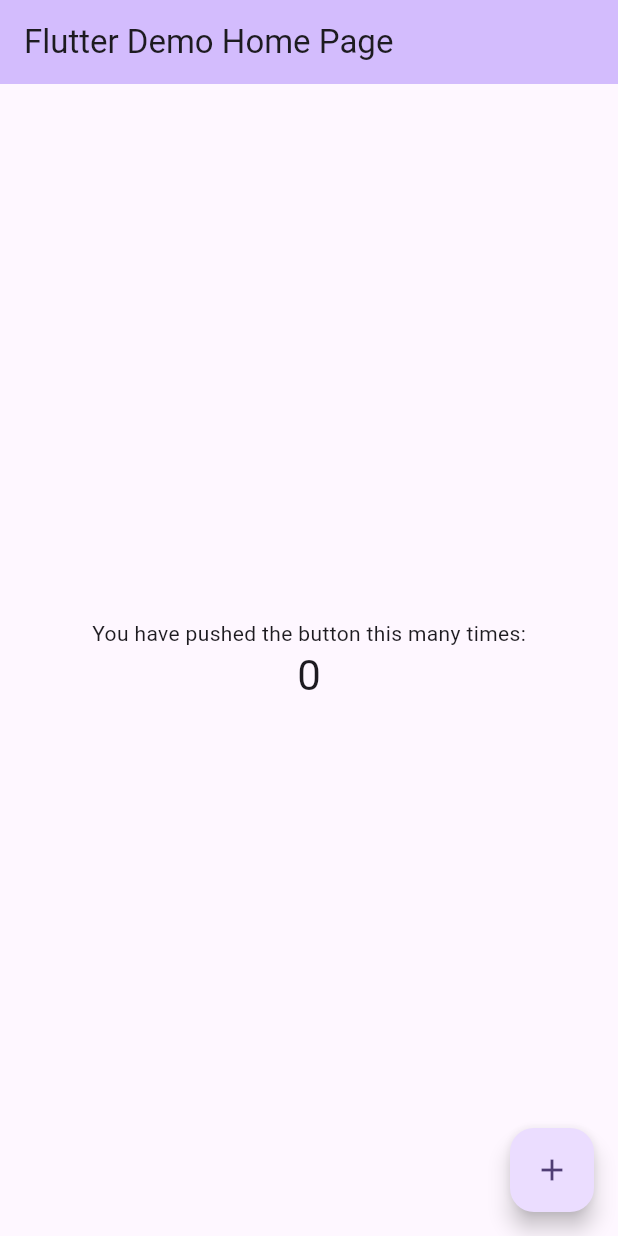
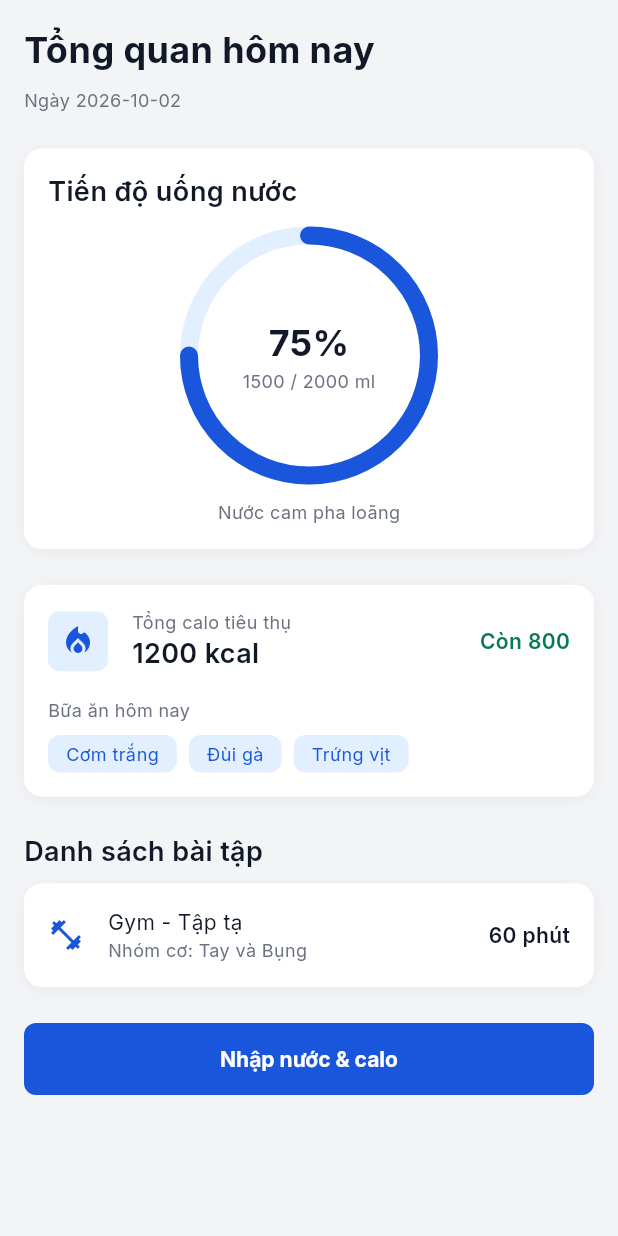
Before and after one commit to tduduo1026/DOAN_MOBILE, a Flutter app: the screen it shows after launch, on a phone screen of 412 x 824 dp. Run offline on Flutter 3.47's test engine with Material 3 defaults, Android fonts, the phone set to English and light mode, and no system bars; our stand-ins replace google_fonts.

Commit message:
feat: add app_style, home_screen, water_calorie_form UI

```diff
--- /dev/null
+++ b/Frontend_Flutter/lib/constants/app_style.dart
@@ -0,0 +1,118 @@
+import 'package:flutter/material.dart';
+import 'package:google_fonts/google_fonts.dart';
+
+/// Bảng màu chủ đạo — KHÔNG hardcode màu ở file màn hình, chỉ dùng AppColors.
+class AppColors {
+  static const Color primary = Color(0xFF1A56DB);
+  static const Color primaryLight = Color(0xFFE1EFFE);
+  static const Color background = Color(0xFFF3F4F6);
+  static const Color surface = Color(0xFFFFFFFF);
+  static const Color onPrimary = Color(0xFFFFFFFF);
+  static const Color textPrimary = Color(0xFF111827);
+  static const Color textSecondary = Color(0xFF6B7280);
+  static const Color error = Color(0xFFE02424);
+  static const Color success = Color(0xFF057A55);
+  static const Color border = Color(0xFFD1D5DB);
+}
+
+/// Hệ thống lưới bội số của 8.
+class AppSpacing {
+  static const double screen = 16; // lề trái/phải màn hình
+  static const double section = 24; // giữa các khối lớn
+  static const double small = 8; // giữa các thành phần nhỏ
+}
+
+class AppRadius {
+  static const double button = 8;
+  static const double card = 12;
+}
+
+class AppSize {
+  static const double buttonHeight = 48;
+  static const double fieldHeight = 48;
+}
+
+/// Typography (Inter - Google Fonts).
+class AppText {
+  static TextStyle get h1 => GoogleFonts.inter(
+      fontSize: 24, fontWeight: FontWeight.w700, color: AppColors.textPrimary);
+  static TextStyle get h2 => GoogleFonts.inter(
+      fontSize: 18, fontWeight: FontWeight.w600, color: AppColors.textPrimary);
+  static TextStyle get body => GoogleFonts.inter(
+      fontSize: 14, fontWeight: FontWeight.w400, color: AppColors.textPrimary);
+  static TextStyle get caption => GoogleFonts.inter(
+      fontSize: 12,
+      fontWeight: FontWeight.w400,
+      color: AppColors.textSecondary);
+  static TextStyle get button => GoogleFonts.inter(
+      fontSize: 14, fontWeight: FontWeight.w700, color: AppColors.onPrimary);
+}
+
+/// Thành phần dùng chung.
+class AppStyle {
+  /// Nút chính: cao 48, nền primary, chữ trắng đậm, bo 8, không đổ bóng.
+  static ButtonStyle get primaryButton => ElevatedButton.styleFrom(
+        backgroundColor: AppColors.primary,
+        foregroundColor: AppColors.onPrimary,
+        minimumSize: const Size.fromHeight(AppSize.buttonHeight),
+        elevation: 0,
+        textStyle: AppText.button,
+        shape: RoundedRectangleBorder(
+          borderRadius: BorderRadius.circular(AppRadius.button),
+        ),
+      );
+
+  /// Thẻ nội dung: nền trắng, bo 12, đổ bóng cực nhẹ.
+  static BoxDecoration get card => BoxDecoration(
+        color: AppColors.surface,
+        borderRadius: BorderRadius.circular(AppRadius.card),
+        boxShadow: [
+          BoxShadow(
+            color: AppColors.textPrimary.withValues(alpha: 0.05),
+            blurRadius: 8,
+            offset: const Offset(0, 2),
+          ),
+        ],
+      );
+
+  static OutlineInputBorder _border(Color color) => OutlineInputBorder(
+        borderRadius: BorderRadius.circular(AppRadius.button),
+        borderSide: BorderSide(color: color),
+      );
+
+  /// Ô nhập liệu: viền xám nhạt, focus chuyển primary, lỗi màu đỏ.
+  static InputDecoration inputDecoration({String? hint, String? suffix}) =>
+      InputDecoration(
+        hintText: hint,
+        hintStyle: AppText.body.copyWith(color: AppColors.textSecondary),
+        suffixText: suffix,
+        filled: true,
+        fillColor: AppColors.surface,
+        contentPadding: const EdgeInsets.symmetric(
+            horizontal: AppSpacing.screen, vertical: 0),
+        constraints: const BoxConstraints(minHeight: AppSize.fieldHeight),
+        enabledBorder: _border(AppColors.border),
+        focusedBorder: _border(AppColors.primary),
+        errorBorder: _border(AppColors.error),
+        focusedErrorBorder: _border(AppColors.error),
+        errorStyle: AppText.caption.copyWith(color: AppColors.error),
+      );
+
+  /// Theme toàn app — dùng trong MaterialApp(theme: AppStyle.theme).
+  static ThemeData get theme => ThemeData(
+        scaffoldBackgroundColor: AppColors.background,
+        colorScheme: ColorScheme.fromSeed(
+          seedColor: AppColors.primary,
+          primary: AppColors.primary,
+          surface: AppColors.surface,
+          error: AppColors.error,
+        ),
+        appBarTheme: AppBarTheme(
+          backgroundColor: AppColors.background,
+          foregroundColor: AppColors.textPrimary,
+          elevation: 0,
+          titleTextStyle: AppText.h2,
+        ),
+        textTheme: GoogleFonts.interTextTheme(),
+      );
+}
--- a/Frontend_Flutter/lib/main.dart
+++ b/Frontend_Flutter/lib/main.dart
@@ -1,4 +1,6 @@
 import 'package:flutter/material.dart';
+import 'constants/app_style.dart';
+import 'screens/home_screen.dart';
 
 void main() {
   runApp(const MyApp());
@@ -7,116 +9,13 @@ void main() {
 class MyApp extends StatelessWidget {
   const MyApp({super.key});
 
-  // This widget is the root of your application.
   @override
   Widget build(BuildContext context) {
     return MaterialApp(
-      title: 'Flutter Demo',
-      theme: ThemeData(
-        // This is the theme of your application.
-        //
-        // TRY THIS: Try running your application with "flutter run". You'll see
-        // the application has a purple toolbar. Then, without quitting the app,
-        // try changing the seedColor in the colorScheme below to Colors.green
-        // and then invoke "hot reload" (save your changes or press the "hot
-        // reload" button in a Flutter-supported IDE, or press "r" if you used
-        // the command line to start the app).
-        //
-        // Notice that the counter didn't reset back to zero; the application
-        // state is not lost during the reload. To reset the state, use hot
-        // restart instead.
-        //
-        // This works for code too, not just values: Most code changes can be
-        // tested with just a hot reload.
-        colorScheme: .fromSeed(seedColor: Colors.deepPurple),
-      ),
-      home: const MyHomePage(title: 'Flutter Demo Home Page'),
+      title: 'Quản lý sức khỏe',
+      debugShowCheckedModeBanner: false,
+      theme: AppStyle.theme,
+      home: const HomeScreen(),
     );
   }
 }
-
-class MyHomePage extends StatefulWidget {
-  const MyHomePage({super.key, required this.title});
-
-  // This widget is the home page of your application. It is stateful, meaning
-  // that it has a State object (defined below) that contains fields that affect
-  // how it looks.
-
-  // This class is the configuration for the state. It holds the values (in this
-  // case the title) provided by the parent (in this case the App widget) and
-  // used by the build method of the State. Fields in a Widget subclass are
-  // always marked "final".
-
-  final String title;
-
-  @override
-  State<MyHomePage> createState() => _MyHomePageState();
-}
-
-class _MyHomePageState extends State<MyHomePage> {
-  int _counter = 0;
-
-  void _incrementCounter() {
-    setState(() {
-      // This call to setState tells the Flutter framework that something has
-      // changed in this State, which causes it to rerun the build method below
-      // so that the display can reflect the updated values. If we changed
-      // _counter without calling setState(), then the build method would not be
-      // called again, and so nothing would appear to happen.
-      _counter++;
-    });
-  }
-
-  @override
-  Widget build(BuildContext context) {
-    // This method is rerun every time setState is called, for instance as done
-    // by the _incrementCounter method above.
-    //
-    // The Flutter framework has been optimized to make rerunning build methods
-    // fast, so that you can just rebuild anything that needs updating rather
-    // than having to individually change instances of widgets.
-    return Scaffold(
-      appBar: AppBar(
-        // TRY THIS: Try changing the color here to a specific color (to
-        // Colors.amber, perhaps?) and trigger a hot reload to see the AppBar
-        // change color while the other colors stay the same.
-        backgroundColor: Theme.of(context).colorScheme.inversePrimary,
-        // Here we take the value from the MyHomePage object that was created by
-        // the App.build method, and use it to set our appbar title.
-        title: Text(widget.title),
-      ),
-      body: Center(
-        // Center is a layout widget. It takes a single child and positions it
-        // in the middle of the parent.
-        child: Column(
-          // Column is also a layout widget. It takes a list of children and
-          // arranges them vertically. By default, it sizes itself to fit its
-          // children horizontally, and tries to be as tall as its parent.
-          //
-          // Column has various properties to control how it sizes itself and
-          // how it positions its children. Here we use mainAxisAlignment to
-          // center the children vertically; the main axis here is the vertical
-          // axis because Columns are vertical (the cross axis would be
-          // horizontal).
-          //
-          // TRY THIS: Invoke "debug painting" (choose the "Toggle Debug Paint"
-          // action in the IDE, or press "p" in the console), to see the
-          // wireframe for each widget.
-          mainAxisAlignment: .center,
-          children: [
-            const Text('You have pushed the button this many times:'),
-            Text(
-              '$_counter',
-              style: Theme.of(context).textTheme.headlineMedium,
-            ),
-          ],
-        ),
-      ),
-      floatingActionButton: FloatingActionButton(
-        onPressed: _incrementCounter,
-        tooltip: 'Increment',
-        child: const Icon(Icons.add),
-      ),
-    );
-  }
-}
--- /dev/null
+++ b/Frontend_Flutter/lib/screens/home_screen.dart
@@ -0,0 +1,233 @@
+import 'package:flutter/material.dart';
+import '../constants/app_style.dart';
+import 'water_calorie_form.dart';
+
+/// JSON mẫu của nhóm (data_cddd.js) — bắt buộc giữ nguyên cấu trúc key.
+const Map<String, dynamic> kDailyJson = {
+  "recordDate": "2026-10-02",
+  "waterIntakeMl": 1500,
+  "drinksInfo": "Nước cam pha loãng",
+  "nutrition": {
+    "consumedCalories": 1200,
+    "meals": ["Cơm trắng", "Đùi gà", "Trứng vịt"]
+  },
+  "workout": {
+    "activityType": "Gym - Tập tạ",
+    "muscleGroup": "Tay và Bụng",
+    "durationMinutes": 60
+  }
+};
+
+/// Mục tiêu mặc định (JSON mẫu chưa có) — sau này lấy từ hồ sơ cá nhân.
+const int kWaterGoalMl = 2000;
+const int kCalorieGoal = 2000;
+
+class HomeScreen extends StatelessWidget {
+  const HomeScreen({super.key});
+
+  @override
+  Widget build(BuildContext context) {
+    final data = kDailyJson;
+    final nutrition = data["nutrition"] as Map<String, dynamic>;
+    final workout = data["workout"] as Map<String, dynamic>;
+
+    return Scaffold(
+      body: SafeArea(
+        child: SingleChildScrollView(
+          padding: const EdgeInsets.all(AppSpacing.screen),
+          child: Column(
+            crossAxisAlignment: CrossAxisAlignment.start,
+            children: [
+              Text('Tổng quan hôm nay', style: AppText.h1),
+              const SizedBox(height: AppSpacing.small),
+              Text('Ngày ${data["recordDate"]}', style: AppText.caption),
+              const SizedBox(height: AppSpacing.section),
+              _WaterCard(
+                current: data["waterIntakeMl"] as int,
+                goal: kWaterGoalMl,
+                drinks: data["drinksInfo"] as String,
+              ),
+              const SizedBox(height: AppSpacing.section),
+              _CalorieCard(
+                consumed: nutrition["consumedCalories"] as int,
+                goal: kCalorieGoal,
+                meals: List<String>.from(nutrition["meals"] as List),
+              ),
+              const SizedBox(height: AppSpacing.section),
+              Text('Danh sách bài tập', style: AppText.h2),
+              const SizedBox(height: AppSpacing.small),
+              // Hiện JSON mẫu chỉ có 1 buổi tập; khi có nhiều buổi thì map qua list.
+              _WorkoutTile(data: workout),
+              const SizedBox(height: AppSpacing.section),
+              ElevatedButton(
+                style: AppStyle.primaryButton,
+                onPressed: () => Navigator.push(
+                  context,
+                  MaterialPageRoute(builder: (_) => const WaterCalorieForm()),
+                ),
+                child: const Text('Nhập nước & calo'),
+              ),
+            ],
+          ),
+        ),
+      ),
+    );
+  }
+}
+
+class _WaterCard extends StatelessWidget {
+  final int current;
+  final int goal;
+  final String drinks;
+  const _WaterCard(
+      {required this.current, required this.goal, required this.drinks});
+
+  @override
+  Widget build(BuildContext context) {
+    final progress = (current / goal).clamp(0.0, 1.0);
+    return Container(
+      width: double.infinity,
+      padding: const EdgeInsets.all(AppSpacing.screen),
+      decoration: AppStyle.card,
+      child: Column(
+        children: [
+          Align(
+            alignment: Alignment.centerLeft,
+            child: Text('Tiến độ uống nước', style: AppText.h2),
+          ),
+          const SizedBox(height: AppSpacing.screen),
+          SizedBox(
+            width: 160,
+            height: 160,
+            child: Stack(
+              fit: StackFit.expand,
+              children: [
+                CircularProgressIndicator(
+                  value: progress,
+                  strokeWidth: 12,
+                  strokeCap: StrokeCap.round,
+                  backgroundColor: AppColors.primaryLight,
+                  valueColor: const AlwaysStoppedAnimation(AppColors.primary),
+                ),
+                Center(
+                  child: Column(
+                    mainAxisSize: MainAxisSize.min,
+                    children: [
+                      Text('${(progress * 100).round()}%', style: AppText.h1),
+                      Text('$current / $goal ml', style: AppText.caption),
+                    ],
+                  ),
+                ),
+              ],
+            ),
+          ),
+          const SizedBox(height: AppSpacing.screen),
+          Text(drinks, style: AppText.caption),
+        ],
+      ),
+    );
+  }
+}
+
+class _CalorieCard extends StatelessWidget {
+  final int consumed;
+  final int goal;
+  final List<String> meals;
+  const _CalorieCard(
+      {required this.consumed, required this.goal, required this.meals});
+
+  @override
+  Widget build(BuildContext context) {
+    final remaining = goal - consumed;
+    return Container(
+      width: double.infinity,
+      padding: const EdgeInsets.all(AppSpacing.screen),
+      decoration: AppStyle.card,
+      child: Column(
+        crossAxisAlignment: CrossAxisAlignment.start,
+        children: [
+          Row(
+            children: [
+              Container(
+                padding: const EdgeInsets.all(AppSpacing.small),
+                decoration: BoxDecoration(
+                  color: AppColors.primaryLight,
+                  borderRadius: BorderRadius.circular(AppRadius.button),
+                ),
+                child: const Icon(Icons.local_fire_department,
+                    color: AppColors.primary),
+              ),
+              const SizedBox(width: AppSpacing.screen),
+              Expanded(
+                child: Column(
+                  crossAxisAlignment: CrossAxisAlignment.start,
+                  children: [
+                    Text('Tổng calo tiêu thụ', style: AppText.caption),
+                    Text('$consumed kcal', style: AppText.h2),
+                  ],
+                ),
+              ),
+              Text(
+                remaining >= 0 ? 'Còn $remaining' : 'Vượt ${-remaining}',
+                style: AppText.body.copyWith(
+                  color: remaining >= 0 ? AppColors.success : AppColors.error,
+                  fontWeight: FontWeight.w600,
+                ),
+              ),
+            ],
+          ),
+          const SizedBox(height: AppSpacing.screen),
+          Text('Bữa ăn hôm nay', style: AppText.caption),
+          const SizedBox(height: AppSpacing.small),
+          Wrap(
+            spacing: AppSpacing.small,
+            runSpacing: AppSpacing.small,
+            children: meals
+                .map((m) => Container(
+                      padding: const EdgeInsets.symmetric(
+                          horizontal: 12, vertical: AppSpacing.small / 2),
+                      decoration: BoxDecoration(
+                        color: AppColors.primaryLight,
+                        borderRadius: BorderRadius.circular(AppRadius.button),
+                      ),
+                      child: Text(m,
+                          style: AppText.caption
+                              .copyWith(color: AppColors.primary)),
+                    ))
+                .toList(),
+          ),
+        ],
+      ),
+    );
+  }
+}
+
+class _WorkoutTile extends StatelessWidget {
+  final Map<String, dynamic> data;
+  const _WorkoutTile({required this.data});
+
+  @override
+  Widget build(BuildContext context) {
+    return Container(
+      padding: const EdgeInsets.all(AppSpacing.screen),
+      decoration: AppStyle.card,
+      child: Row(
+        children: [
+          const Icon(Icons.fitness_center, color: AppColors.primary),
+          const SizedBox(width: AppSpacing.screen),
+          Expanded(
+            child: Column(
+              crossAxisAlignment: CrossAxisAlignment.start,
+              children: [
+                Text(data["activityType"] as String, style: AppText.body),
+                Text('Nhóm cơ: ${data["muscleGroup"]}', style: AppText.caption),
+              ],
+            ),
+          ),
+          Text('${data["durationMinutes"]} phút',
+              style: AppText.body.copyWith(fontWeight: FontWeight.w600)),
+        ],
+      ),
+    );
+  }
+}
--- /dev/null
+++ b/Frontend_Flutter/lib/screens/water_calorie_form.dart
@@ -0,0 +1,103 @@
+import 'package:flutter/material.dart';
+import 'package:flutter/services.dart';
+import '../constants/app_style.dart';
+
+class WaterCalorieForm extends StatefulWidget {
+  const WaterCalorieForm({super.key});
+
+  @override
+  State<WaterCalorieForm> createState() => _WaterCalorieFormState();
+}
+
+class _WaterCalorieFormState extends State<WaterCalorieForm> {
+  final _formKey = GlobalKey<FormState>();
+  final _waterCtrl = TextEditingController();
+  final _calorieCtrl = TextEditingController();
+
+  @override
+  void dispose() {
+    _waterCtrl.dispose();
+    _calorieCtrl.dispose();
+    super.dispose();
+  }
+
+  String? _validate(String? v, {required int max, required String label}) {
+    if (v == null || v.trim().isEmpty) return 'Vui lòng nhập $label';
+    final n = int.tryParse(v.trim());
+    if (n == null || n <= 0) return '$label phải là số lớn hơn 0';
+    if (n > max) return '$label không được vượt quá $max';
+    return null;
+  }
+
+  void _submit() {
+    if (!_formKey.currentState!.validate()) return;
+    final result = {
+      "waterIntakeMl": int.parse(_waterCtrl.text.trim()),
+      "consumedCalories": int.parse(_calorieCtrl.text.trim()),
+    };
+    ScaffoldMessenger.of(context).showSnackBar(
+      SnackBar(
+        backgroundColor: AppColors.success,
+        content: Text('Đã lưu thành công',
+            style: AppText.body.copyWith(color: AppColors.onPrimary)),
+      ),
+    );
+    Navigator.pop(context, result); // trả dữ liệu về HomeScreen / gọi API sau
+  }
+
+  @override
+  Widget build(BuildContext context) {
+    return Scaffold(
+      appBar: AppBar(title: const Text('Nhập nước & calo')),
+      body: SafeArea(
+        child: SingleChildScrollView(
+          padding: const EdgeInsets.all(AppSpacing.screen),
+          child: Form(
+            key: _formKey,
+            child: Container(
+              padding: const EdgeInsets.all(AppSpacing.screen),
+              decoration: AppStyle.card,
+              child: Column(
+                crossAxisAlignment: CrossAxisAlignment.start,
+                children: [
+                  Text('Ghi nhận hôm nay', style: AppText.h2),
+                  const SizedBox(height: AppSpacing.section),
+                  Text('Lượng nước đã uống', style: AppText.body),
+                  const SizedBox(height: AppSpacing.small),
+                  TextFormField(
+                    controller: _waterCtrl,
+                    keyboardType: TextInputType.number,
+                    inputFormatters: [FilteringTextInputFormatter.digitsOnly],
+                    style: AppText.body,
+                    decoration:
+                        AppStyle.inputDecoration(hint: 'VD: 500', suffix: 'ml'),
+                    validator: (v) =>
+                        _validate(v, max: 10000, label: 'Lượng nước'),
+                  ),
+                  const SizedBox(height: AppSpacing.section),
+                  Text('Calo tiêu thụ', style: AppText.body),
+                  const SizedBox(height: AppSpacing.small),
+                  TextFormField(
+                    controller: _calorieCtrl,
+                    keyboardType: TextInputType.number,
+                    inputFormatters: [FilteringTextInputFormatter.digitsOnly],
+                    style: AppText.body,
+                    decoration: AppStyle.inputDecoration(
+                        hint: 'VD: 350', suffix: 'kcal'),
+                    validator: (v) => _validate(v, max: 10000, label: 'Calo'),
+                  ),
+                  const SizedBox(height: AppSpacing.section),
+                  ElevatedButton(
+                    style: AppStyle.primaryButton,
+                    onPressed: _submit,
+                    child: const Text('Lưu'),
+                  ),
+                ],
+              ),
+            ),
+          ),
+        ),
+      ),
+    );
+  }
+}
--- a/Frontend_Flutter/pubspec.yaml
+++ b/Frontend_Flutter/pubspec.yaml
@@ -30,6 +30,7 @@ environment:
 dependencies:
   flutter:
     sdk: flutter
+  google_fonts: ^6.2.1
 
   # The following adds the Cupertino Icons font to your application.
   # Use with the CupertinoIcons class for iOS style icons.
```
Also changed, not shown: Frontend_Flutter/pubspec.lock, 2 other files.
